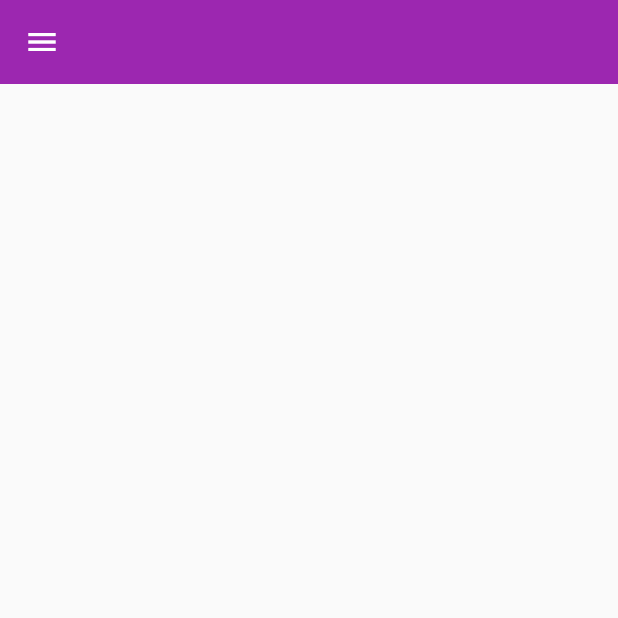
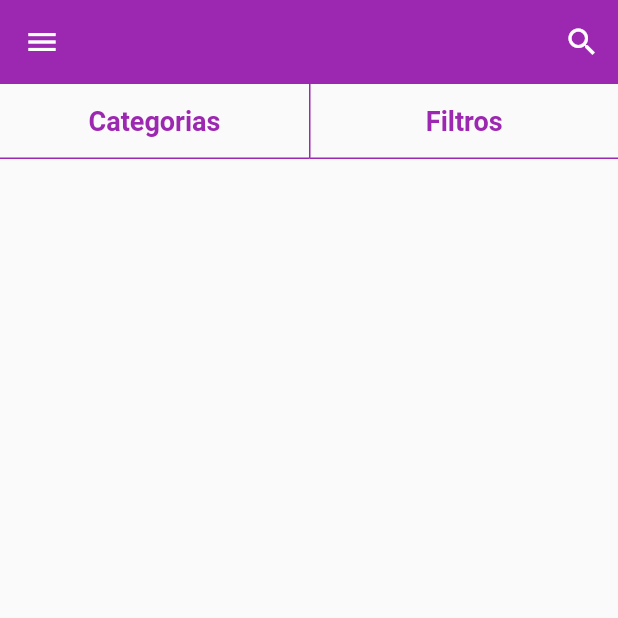
Before and after one commit to leandroCv-25/oxl_clone, a Flutter app: the screen it shows after launch, on a phone screen of 412 x 824 dp, the top half of it. Run offline on Flutter 3.47's test engine with Material 2 defaults, Android fonts, the phone set to English and light mode, and no system bars; our stand-ins replace brasil_fields, dio, flutter_dotenv, flutter_mobx, get_it, image_cropper and 4 more; accounts and stored records are empty; generated files the repository leaves out were written again; network calls fail.

```diff
--- a/lib/main.dart
+++ b/lib/main.dart
@@ -1,6 +1,7 @@
 import 'package:flutter/material.dart';
 import 'package:get_it/get_it.dart';
 import 'package:olx_clone/observables/base_screen_navigation/base_screen_navigation.dart';
+import 'package:olx_clone/observables/home_store/home_store.dart';
 import 'package:olx_clone/screens/base/base_screen.dart';
 import 'package:parse_server_sdk_flutter/parse_server_sdk.dart';
 import 'package:flutter_dotenv/flutter_dotenv.dart';
@@ -25,6 +26,7 @@ void main() async {
 setUpLocators() {
   GetIt.I.registerSingleton(BaseScreenNavigation());
   GetIt.I.registerSingleton(UserManager());
+  GetIt.I.registerSingleton(HomeStore());
   GetIt.I.registerSingleton(CategoriesStore());
 }
 
--- a/lib/screens/base/base_screen.dart
+++ b/lib/screens/base/base_screen.dart
@@ -21,11 +21,11 @@ class BaseScreen extends StatelessWidget {
         controller: pageController,
         physics: const NeverScrollableScrollPhysics(),
         children: [
-          const HomeScreen(),
-          CreateAdScreen(),
-          const HomeScreen(),
-          const HomeScreen(),
-          const HomeScreen(),
+          HomeScreen(),
+          const CreateAdScreen(),
+          HomeScreen(),
+          HomeScreen(),
+          HomeScreen(),
         ],
       ),
     );
--- a/lib/screens/home/home_screen.dart
+++ b/lib/screens/home/home_screen.dart
@@ -1,15 +1,70 @@
 import 'package:flutter/material.dart';
+import 'package:flutter_mobx/flutter_mobx.dart';
+import 'package:get_it/get_it.dart';
+import 'package:olx_clone/screens/home/widgets/top_bar.dart';
 import 'package:olx_clone/widgets/app_drawer/app_drawer.dart';
 
+import '../../observables/home_store/home_store.dart';
+import 'widgets/search_dialog.dart';
+
 class HomeScreen extends StatelessWidget {
-  const HomeScreen({Key? key}) : super(key: key);
+  HomeScreen({Key? key}) : super(key: key);
+
+  final HomeStore homeStore = GetIt.I<HomeStore>();
+
+  openSearch(BuildContext context) async {
+    final search = await showDialog(
+      context: context,
+      builder: (_) => SearchDialog(
+        currentSearch: homeStore.search,
+      ),
+    );
+    if (search != null) homeStore.setSearch(search);
+  }
 
   @override
   Widget build(BuildContext context) {
     return Scaffold(
-      appBar: AppBar(),
+      appBar: AppBar(
+        title: Observer(builder: (_) {
+          if (homeStore.search.isEmpty) return Container();
+          return GestureDetector(
+            onTap: () => openSearch(context),
+            child: LayoutBuilder(
+              builder: (_, constraints) {
+                return SizedBox(
+                  width: constraints.biggest.width,
+                  child: Text(homeStore.search),
+                );
+              },
+            ),
+          );
+        }),
+        actions: [
+          Observer(builder: (_) {
+            if (homeStore.search.isEmpty) {
+              return IconButton(
+                icon: const Icon(Icons.search),
+                onPressed: () {
+                  openSearch(context);
+                },
+              );
+            }
+            return IconButton(
+              icon: const Icon(Icons.close),
+              onPressed: () {
+                homeStore.setSearch('');
+              },
+            );
+          }),
+        ],
+      ),
       drawer: AppDrawer(),
-      body: Container(),
+      body: Column(
+        children: [
+          TopBar(),
+        ],
+      ),
     );
   }
 }
--- /dev/null
+++ b/lib/screens/home/widgets/bar_button.dart
@@ -0,0 +1,30 @@
+import 'package:flutter/material.dart';
+
+class BarButton extends StatelessWidget {
+  const BarButton({required this.label, required this.decoration, this.onTap});
+
+  final String label;
+  final BoxDecoration decoration;
+  final VoidCallback? onTap;
+
+  @override
+  Widget build(BuildContext context) {
+    return Expanded(
+      child: InkWell(
+        onTap: onTap,
+        child: Container(
+          height: 50,
+          alignment: Alignment.center,
+          decoration: decoration,
+          child: Text(
+            label,
+            style: Theme.of(context)
+                .textTheme
+                .bodyText1
+                ?.copyWith(color: Theme.of(context).primaryColor),
+          ),
+        ),
+      ),
+    );
+  }
+}
--- /dev/null
+++ b/lib/screens/home/widgets/top_bar.dart
@@ -0,0 +1,55 @@
+import 'package:flutter/material.dart';
+import 'package:flutter_mobx/flutter_mobx.dart';
+import 'package:get_it/get_it.dart';
+import 'package:olx_clone/screens/filter/filter_screen.dart';
+
+import '../../../observables/home_store/home_store.dart';
+import '../../category/category_screen.dart';
+import 'bar_button.dart';
+
+class TopBar extends StatelessWidget {
+  final HomeStore homeStore = GetIt.I<HomeStore>();
+
+  @override
+  Widget build(BuildContext context) {
+    return Row(
+      children: [
+        Observer(builder: (_) {
+          return Observer(builder: (context) {
+            return BarButton(
+              label: homeStore.category?.description ?? 'Categorias',
+              decoration: BoxDecoration(
+                border: Border(
+                  bottom: BorderSide(color: Theme.of(context).primaryColor),
+                ),
+              ),
+              onTap: () async {
+                final category =
+                    await Navigator.of(context).push(MaterialPageRoute(
+                  builder: (_) => CategoryScreen(
+                    showAll: true,
+                    selected: homeStore.category,
+                  ),
+                ));
+                if (category != null) homeStore.setCategory(category);
+              },
+            );
+          });
+        }),
+        BarButton(
+          label: 'Filtros',
+          decoration: BoxDecoration(
+            border: Border(
+              bottom: BorderSide(color: Theme.of(context).primaryColor),
+              left: BorderSide(color: Theme.of(context).primaryColor),
+            ),
+          ),
+          onTap: () {
+            Navigator.of(context)
+                .push(MaterialPageRoute(builder: (context) => FilterScreen()));
+          },
+        ),
+      ],
+    );
+  }
+}
```
Also changed, not shown: lib/observables/filter_store/filter_store.dart (added, +73 -0 lines), lib/observables/home_store/home_store.dart (added, +47 -0 lines), lib/screens/filter/filter_screen.dart (added, +64 -0 lines), lib/screens/filter/widgets/order_by_field.dart (added, +66 -0 lines), lib/screens/filter/widgets/price_field.dart (added, +35 -0 lines), lib/screens/filter/widgets/price_range_field.dart (added, +49 -0 lines), lib/screens/filter/widgets/vendor_type_button.dart (added, +37 -0 lines), lib/screens/filter/widgets/vendor_type_field.dart (added, +66 -0 lines), lib/screens/home/widgets/search_dialog.dart (added, +49 -0 lines), lib/observables/filter_store/filter_store.g.dart (added), lib/observables/home_store/home_store.g.dart (added).
